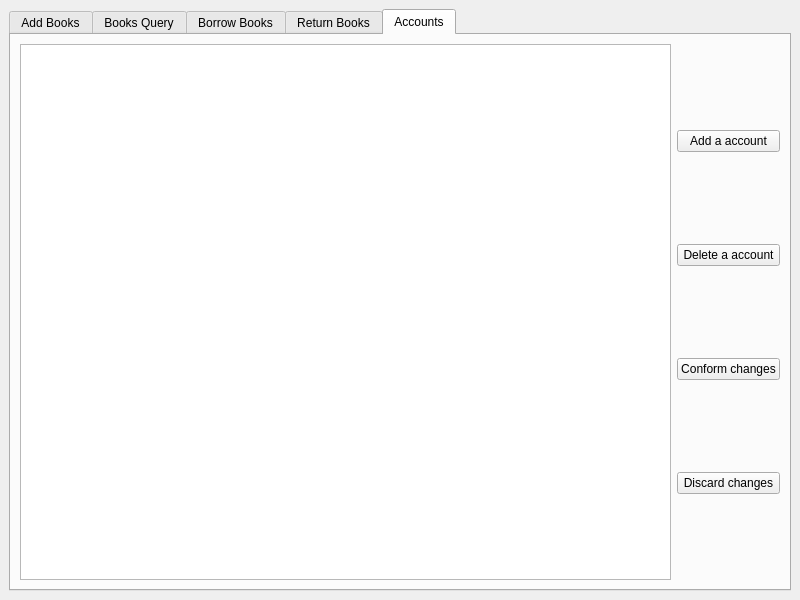
jxwufan/BookManagementSystem, file mainwindow.ui: the form before one commit.
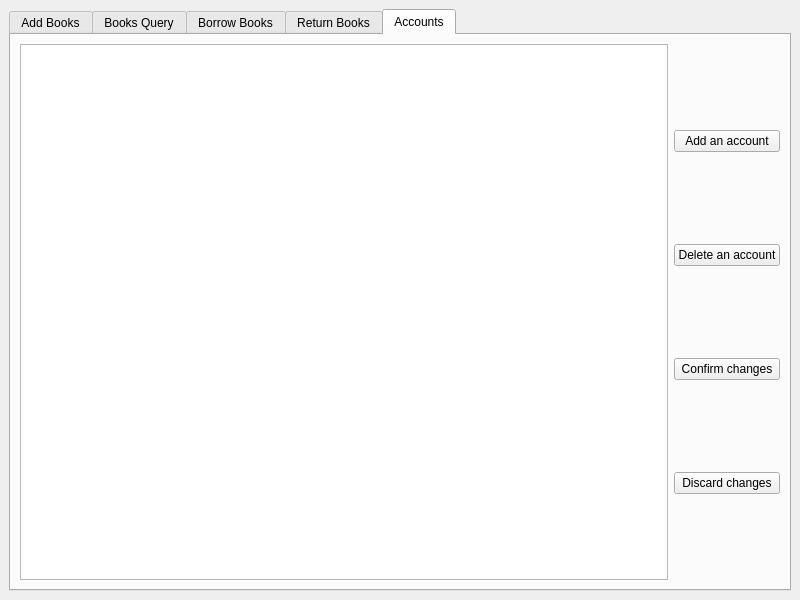
The form after the commit. The open tabs and pages were chosen to show the change.

Commit message: complete account managing funtionality

What changed in the file:
```diff
--- a/mainwindow.ui
+++ b/mainwindow.ui
@@ -478,21 +478,21 @@
             <item>
              <widget class="QPushButton" name="addAccountButton">
               <property name="text">
-               <string>Add a account</string>
+               <string>Add an account</string>
               </property>
              </widget>
             </item>
             <item>
              <widget class="QPushButton" name="deleteAccountButton">
               <property name="text">
-               <string>Delete a account</string>
+               <string>Delete an account</string>
               </property>
              </widget>
             </item>
             <item>
              <widget class="QPushButton" name="conformEditButton">
               <property name="text">
-               <string>Conform changes</string>
+               <string>Confirm changes</string>
               </property>
              </widget>
             </item>
```
Left out of the diff: 4 changed lines with no effect on the pictures. The commit also changes 6 other files.
